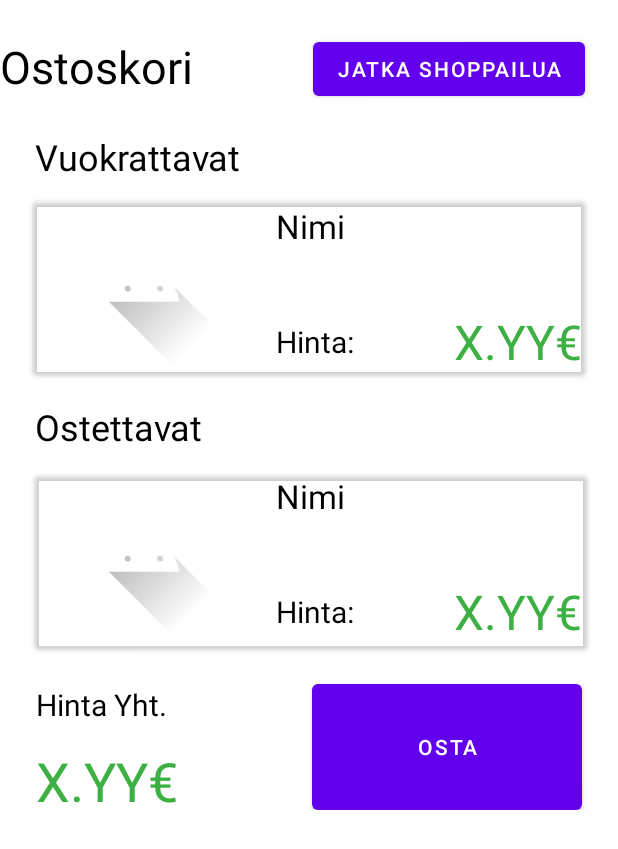
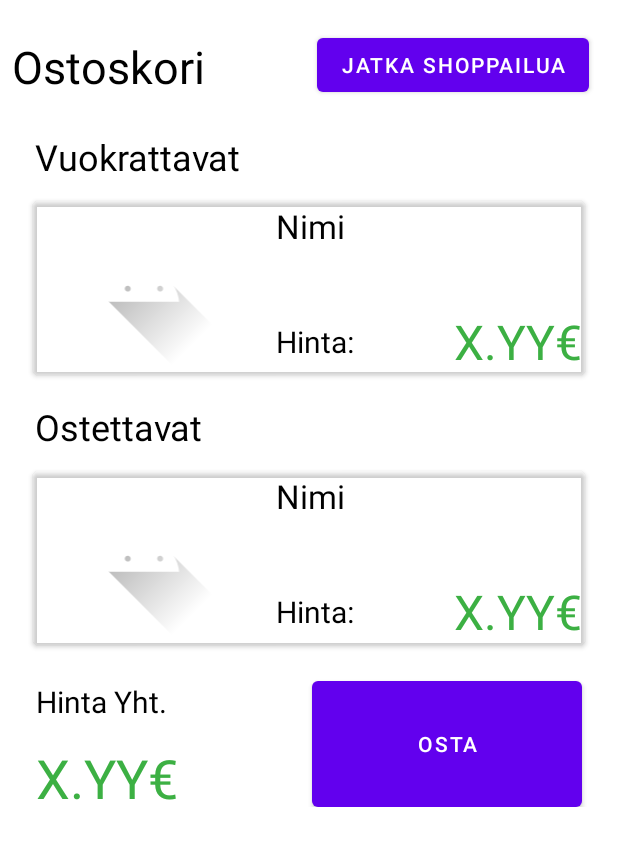
Before and after one commit to t9niro00/Mobiiliprojekti, an Android app: the layout ostoskori.xml on its own in the app's theme, with its tools: preview values and no code run, on a phone screen of 412 x 824 dp. Shown: the top 849 px of the screen. Run offline under Robolectric (Android 15) with nearby library versions, the phone set to English and light mode, and no system bars.

Commit message:
siistitty koodia ja luokat jaeteltu paremmin lisätty pieni readme file

```diff
--- a/app/src/main/res/layout/ostoskori.xml
+++ b/app/src/main/res/layout/ostoskori.xml
@@ -16,9 +16,11 @@
             android:id="@+id/textView"
             android:layout_width="160dp"
             android:layout_height="48dp"
+            android:layout_marginStart="8dp"
+            android:layout_marginLeft="8dp"
             android:layout_marginTop="24dp"
-            android:layout_marginEnd="12dp"
-            android:layout_marginRight="12dp"
+            android:layout_marginEnd="8dp"
+            android:layout_marginRight="8dp"
             android:text="Ostoskori"
             android:textColor="@color/black"
             android:textSize="30sp"
@@ -78,7 +80,7 @@
             app:layout_constraintTop_toBottomOf="@+id/textView2"
             app:srcCompat="@drawable/ic_launcher_foreground"
             tools:ignore="VectorDrawableCompat"
-            android:contentDescription="@+id/imageViewTuotekuvaMC1" />
+            android:contentDescription="@+id/imageViewTuotekuvaMC1"/>
 
         <TextView
             android:id="@+id/textViewHintaTextMC6"
@@ -134,7 +136,7 @@
             android:gravity="end"
             android:text="X.YY€"
             android:textColor="#3CB043"
-            android:textSize="32sp"
+            android:textSize="32dp"
             app:layout_constraintEnd_toEndOf="parent"
             app:layout_constraintTop_toBottomOf="@+id/textViewTuotenimiKO1" />
 
@@ -162,7 +164,7 @@
             app:layout_constraintTop_toBottomOf="@+id/textView3"
             app:srcCompat="@drawable/ic_launcher_foreground"
             tools:ignore="VectorDrawableCompat"
-            android:contentDescription="@+id/imageViewTuotekuvaKO1" />
+            android:contentDescription="@+id/imageViewTuotekuvaKO1"/>
 
         <TextView
             android:id="@+id/textViewHintaText6"
@@ -183,7 +185,7 @@
             android:layout_height="116dp"
             android:layout_marginStart="8dp"
             android:layout_marginLeft="8dp"
-            android:layout_marginTop="12dp"
+            android:layout_marginTop="10dp"
             android:layout_marginEnd="8dp"
             android:layout_marginRight="8dp"
             android:insetTop="0dp"
@@ -193,7 +195,6 @@
             app:elevation="0dp"
             app:iconPadding="0dp"
             app:layout_constraintEnd_toEndOf="parent"
-            app:layout_constraintHorizontal_bias="0.555"
             app:layout_constraintStart_toStartOf="parent"
             app:layout_constraintTop_toBottomOf="@+id/textView3" />
 
@@ -241,10 +242,10 @@
             android:id="@+id/jatkaShoppailua"
             android:layout_width="wrap_content"
             android:layout_height="wrap_content"
-            android:layout_marginTop="22dp"
-            android:layout_marginEnd="22dp"
-            android:layout_marginRight="22dp"
-            android:text="Jatka Shoppailua"
+            android:layout_marginTop="19dp"
+            android:layout_marginEnd="19dp"
+            android:layout_marginRight="19dp"
+            android:text="Jatka shoppailua"
             app:layout_constraintEnd_toEndOf="parent"
             app:layout_constraintTop_toTopOf="parent" />
 
```
